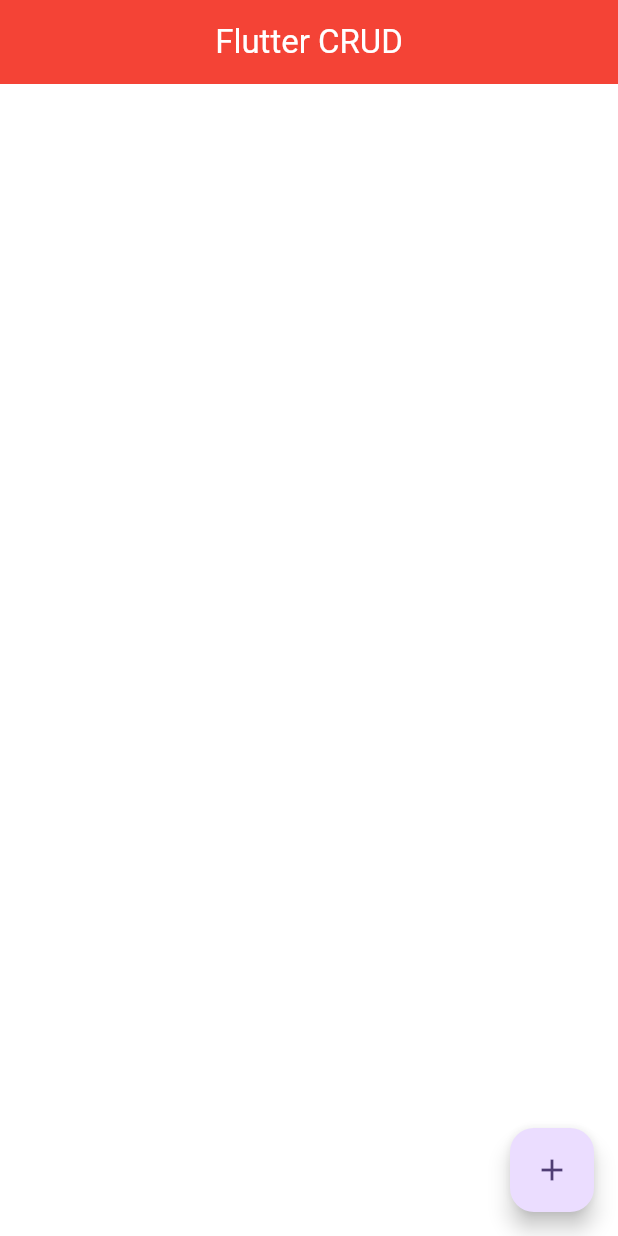
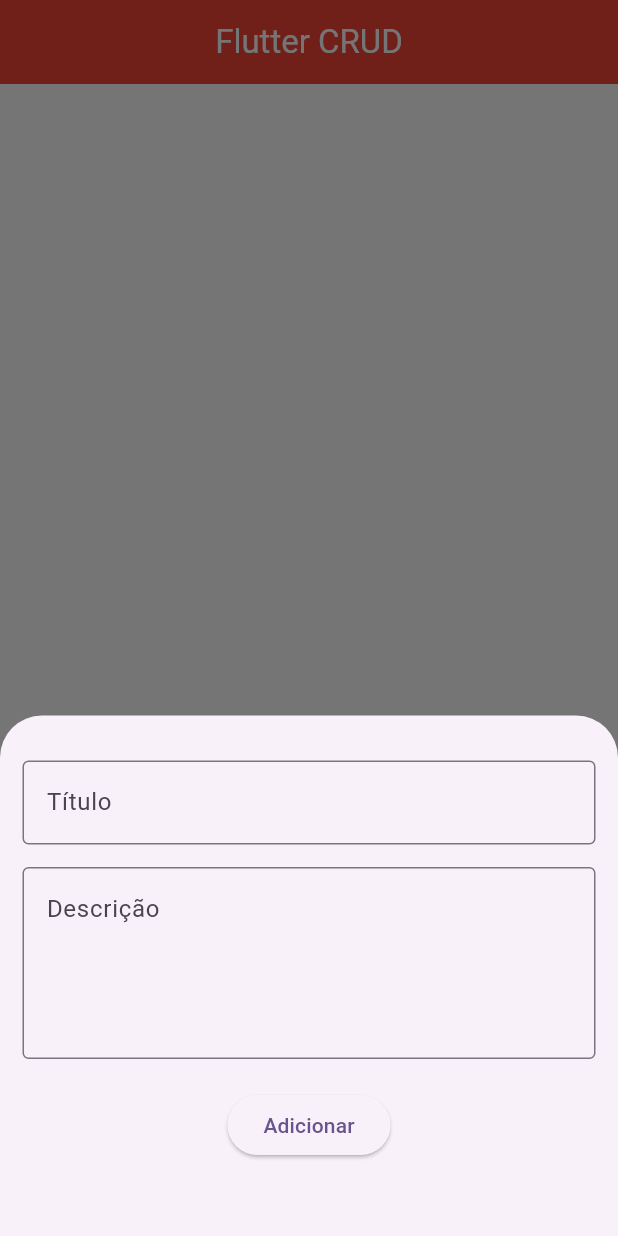
Before and after one commit to wnetohr/CRUD_Flutter, a Flutter app: the screen it shows after launch, after a tap on the "add" icon, on a phone screen of 412 x 824 dp. Run offline on Flutter 3.47's test engine with Material 2 defaults, Android fonts, the phone set to English and light mode, and no system bars; our stand-ins replace sqflite; accounts and stored records are empty.

Commit message:
edit page added

```diff
--- a/lib/homepage.dart
+++ b/lib/homepage.dart
@@ -14,6 +14,7 @@ class _HomePageState extends State<HomePage> {
   bool _isLoading = true;
   //Atualizando itens
   void _reloadItens() async {
+    print('to tentando');
     final data = await SQLHelper.getItens();
     setState(() {
       _itens = data;
@@ -25,11 +26,9 @@ class _HomePageState extends State<HomePage> {
   void initState() {
     super.initState();
     _reloadItens();
+    print('dentro do initstate');
   }
 
-  //Controladores para receber os dados de title e desc
-  final TextEditingController _titleController = TextEditingController();
-  final TextEditingController _descController = TextEditingController();
   //Criando item no banco de dados
   Future<void> _addItem() async {
     await SQLHelper.createDate(_titleController.text, _descController.text);
@@ -51,7 +50,7 @@ class _HomePageState extends State<HomePage> {
   }
 
   //Verifica se os campos estão preenchidos
-  void showButtomSheet(int? id) async {
+  void showBottomSheet(int? id) async {
     if (id != null) {
       final haveData = _itens.firstWhere((element) => element['id'] == id);
       _titleController.text = haveData['title'];
@@ -63,12 +62,53 @@ class _HomePageState extends State<HomePage> {
         isScrollControlled: true,
         context: context,
         builder: (_) => Container(
+              padding: EdgeInsets.only(
+                  top: 30,
+                  bottom: MediaQuery.of(context).viewInsets.bottom + 50,
+                  left: 15,
+                  right: 15),
               child: Column(
                 mainAxisSize: MainAxisSize.min,
-                children: [],
+                crossAxisAlignment: CrossAxisAlignment.end,
+                children: [
+                  TextField(
+                    controller: _titleController,
+                    decoration: InputDecoration(
+                        border: OutlineInputBorder(), hintText: 'Título'),
+                  ),
+                  SizedBox(height: 15),
+                  TextField(
+                    maxLines: 4,
+                    controller: _descController,
+                    decoration: InputDecoration(
+                        border: OutlineInputBorder(), hintText: 'Descrição'),
+                  ),
+                  SizedBox(height: 20),
+                  Center(
+                    child: ElevatedButton(
+                      onPressed: () async {
+                        if (id == null) {
+                          await _addItem();
+                        } else {
+                          await _updateItem(id);
+                        }
+                        //Limpando campos
+                        _titleController.text = '';
+                        _descController.text = '';
+                        //Saindo da tela de edição
+                        Navigator.of(context).pop();
+                      },
+                      child: Text('Adicionar'),
+                    ),
+                  )
+                ],
               ),
             ));
   }
+
+  //Controladores para receber os dados de title e desc
+  final TextEditingController _titleController = TextEditingController();
+  final TextEditingController _descController = TextEditingController();
 
   @override
   Widget build(BuildContext context) {
```
